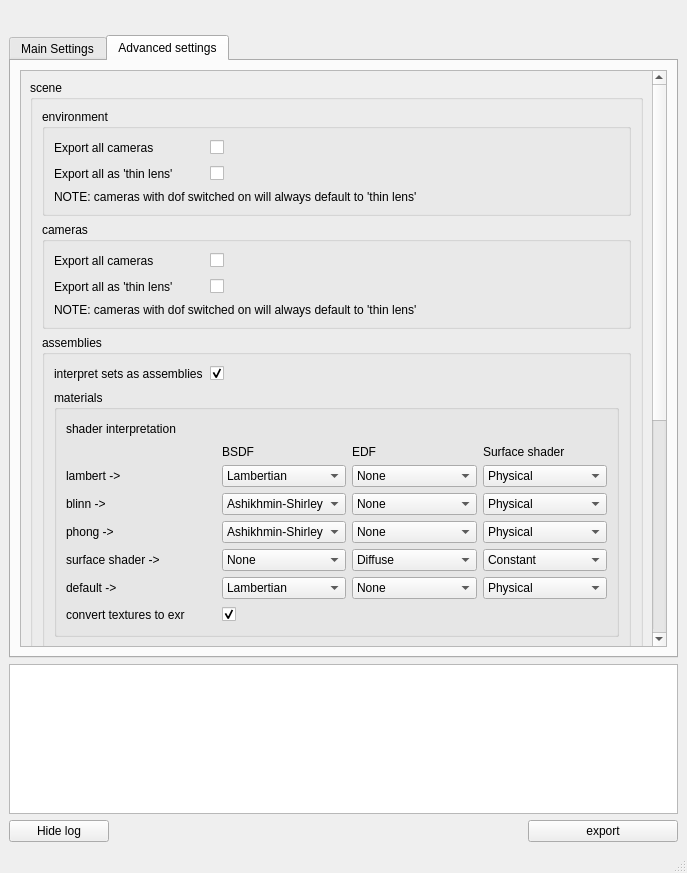
Qt form mayaToAppleseed.ui (dictoon/mayaseed) before a commit.
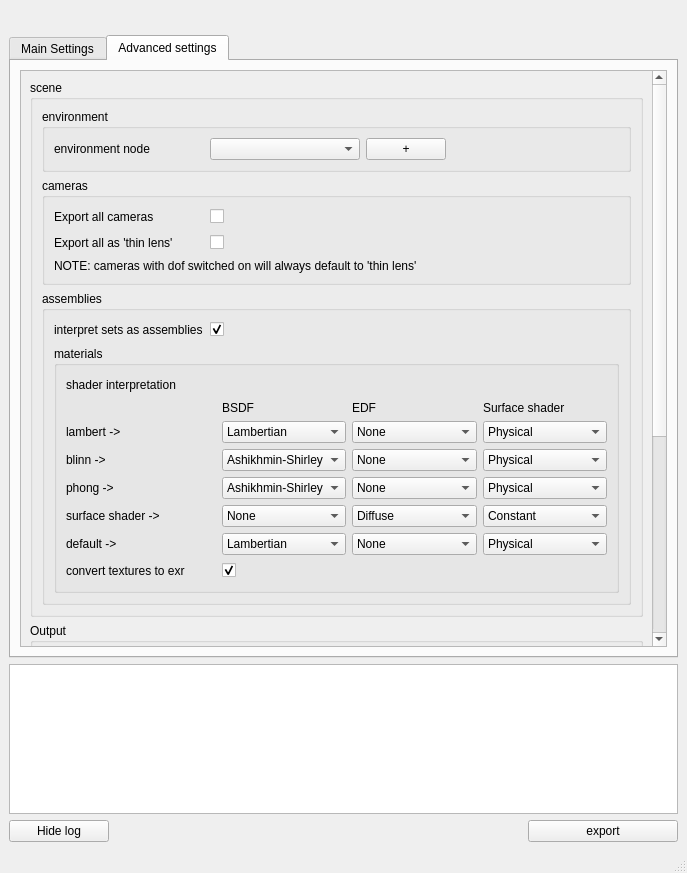
The same form after that commit. Icons and pictures are not drawn.

Commit message: Added simple environment node and attribute editor template. Added option to write warnings as well as errors and info to log. Added lots more error checking to areas like .obj export and scenes with no geometry

```diff
--- a/mayaToAppleseed.ui
+++ b/mayaToAppleseed.ui
@@ -355,7 +355,7 @@
              <x>0</x>
              <y>0</y>
              <width>600</width>
-             <height>1091</height>
+             <height>1033</height>
             </rect>
            </property>
            <layout class="QVBoxLayout" name="verticalLayout_7">
@@ -388,66 +388,39 @@
                        </size>
                       </property>
                       <property name="text">
-                       <string>Export all cameras</string>
+                       <string>environment node</string>
                       </property>
                      </widget>
                     </item>
                     <item>
-                     <widget class="QCheckBox" name="m2s_sceneCameraExportAllCameras_3">
-                      <property name="text">
-                       <string/>
-                      </property>
-                      <property name="checkable">
-                       <bool>true</bool>
-                      </property>
-                      <property name="checked">
-                       <bool>false</bool>
-                      </property>
-                     </widget>
-                    </item>
-                    <item>
-                     <spacer name="horizontalSpacer_17">
-                      <property name="orientation">
-                       <enum>Qt::Horizontal</enum>
-                      </property>
-                      <property name="sizeHint" stdset="0">
-                       <size>
-                        <width>40</width>
-                        <height>20</height>
-                       </size>
-                      </property>
-                     </spacer>
-                    </item>
-                   </layout>
-                  </item>
-                  <item>
-                   <layout class="QHBoxLayout" name="horizontalLayout_12">
-                    <item>
-                     <widget class="QLabel" name="label_16">
+                     <widget class="QComboBox" name="m2s_envList">
                       <property name="minimumSize">
                        <size>
                         <width>150</width>
                         <height>0</height>
                        </size>
                       </property>
-                      <property name="maximumSize">
+                      <property name="baseSize">
                        <size>
-                        <width>9999</width>
-                        <height>16777215</height>
+                        <width>150</width>
+                        <height>0</height>
                        </size>
                       </property>
-                      <property name="text">
-                       <string>Export all as 'thin lens'</string>
-                      </property>
                      </widget>
                     </item>
                     <item>
-                     <widget class="QCheckBox" name="m2s_sceneCameraDefaultThinLens_2">
+                     <widget class="QPushButton" name="m2s_envAdd">
+                      <property name="minimumSize">
+                       <size>
+                        <width>0</width>
+                        <height>0</height>
+                       </size>
+                      </property>
                       <property name="text">
-                       <string/>
+                       <string>  +  </string>
                       </property>
-                      <property name="checked">
-                       <bool>false</bool>
+                      <property name="+command" stdset="0">
+                       <string>&quot;mayaToAppleseed.addEnvironmentNode()&quot;</string>
                       </property>
                      </widget>
                     </item>
@@ -466,13 +439,6 @@
                     </item>
                    </layout>
                   </item>
-                  <item>
-                   <widget class="QLabel" name="label_31">
-                    <property name="text">
-                     <string>NOTE: cameras with dof switched on will always default to 'thin lens'</string>
-                    </property>
-                   </widget>
-                  </item>
                  </layout>
                 </widget>
                </item>
```
Left out of the diff: 6 changed lines with no effect on the pictures. The commit also changes 3 other files.
